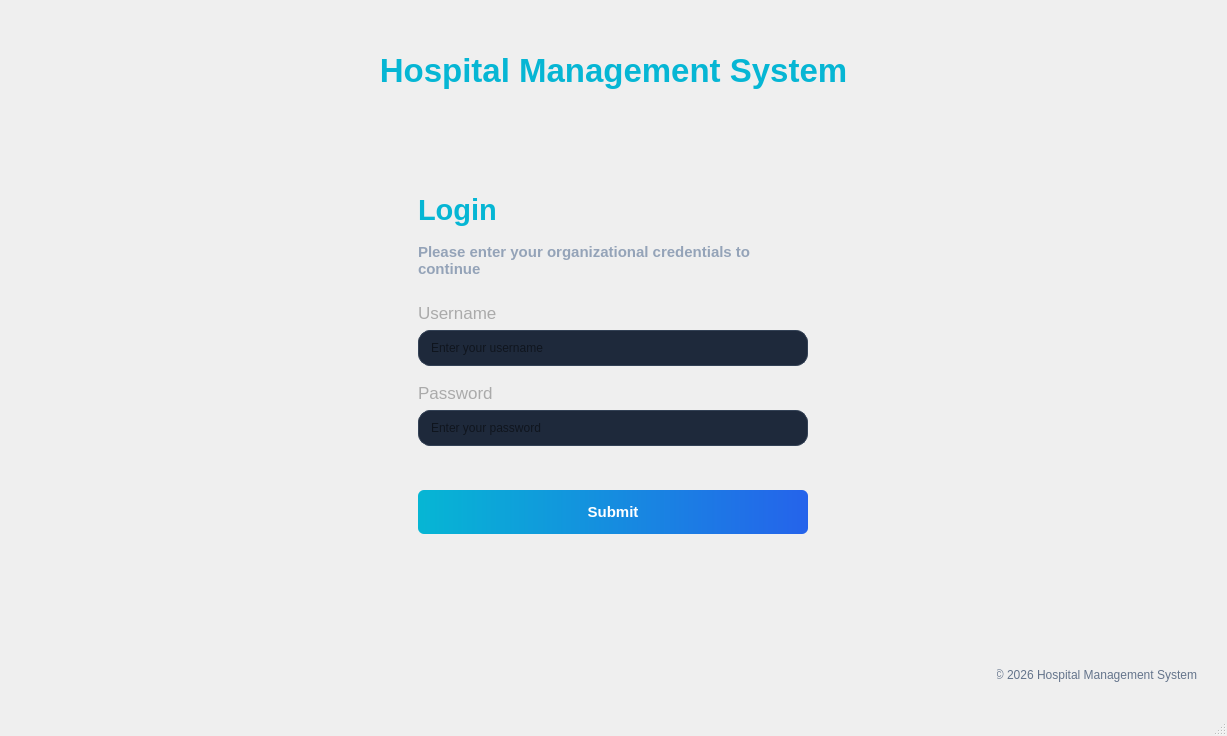
Qt form LoginWindow.ui (pvz2nghiaaa/HospitalManagement) before a commit.
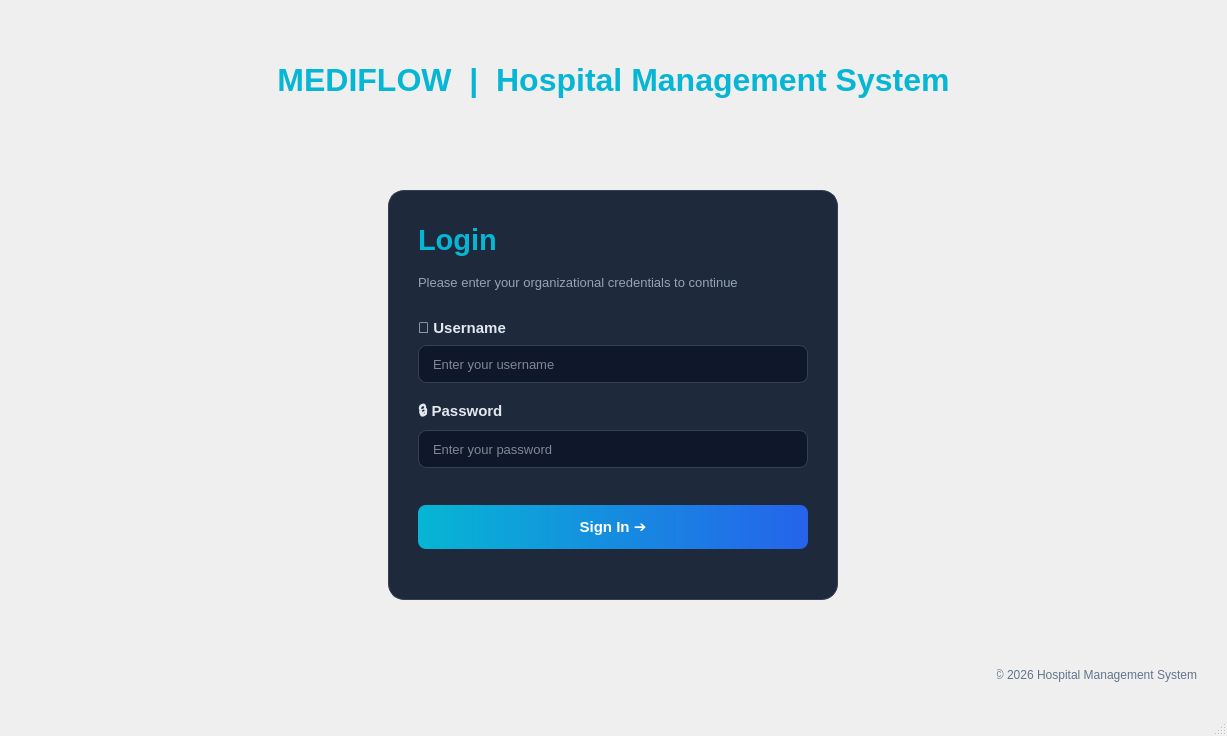
The same form after that commit. Icons and pictures are not drawn.

Commit message: add Logo, icons to login UI

Diff of the .ui file:
```diff
--- a/LoginWindow.ui
+++ b/LoginWindow.ui
@@ -29,7 +29,7 @@
     <property name="geometry">
      <rect>
       <x>0</x>
-      <y>40</y>
+      <y>50</y>
       <width>1227</width>
       <height>60</height>
      </rect>
@@ -37,7 +37,7 @@
     <property name="font">
      <font>
       <family>Segoe UI</family>
-      <pointsize>25</pointsize>
+      <pointsize>24</pointsize>
       <bold>true</bold>
      </font>
     </property>
@@ -51,7 +51,7 @@
      <number>0</number>
     </property>
     <property name="text">
-     <string>Hospital Management System</string>
+     <string>MEDIFLOW  |  Hospital Management System</string>
     </property>
     <property name="scaledContents">
      <bool>false</bool>
@@ -64,16 +64,20 @@
     <property name="geometry">
      <rect>
       <x>388</x>
-      <y>160</y>
+      <y>190</y>
       <width>450</width>
-      <height>440</height>
+      <height>410</height>
      </rect>
     </property>
     <property name="styleSheet">
-     <string notr="true">background: transparent;</string>
+     <string notr="true">QFrame#loginCard {
+    background-color: rgb(30, 41, 59);
+    border: 1px solid rgb(51, 65, 85);
+    border-radius: 16px;
+}</string>
     </property>
     <property name="frameShape">
-     <enum>QFrame::Shape::NoFrame</enum>
+     <enum>QFrame::Shape::StyledPanel</enum>
     </property>
     <widget class="QLabel" name="lblLogin">
      <property name="geometry">
@@ -112,16 +116,16 @@
      <property name="geometry">
       <rect>
        <x>30</x>
-       <y>80</y>
+       <y>75</y>
        <width>390</width>
-       <height>40</height>
+       <height>35</height>
       </rect>
      </property>
      <property name="font">
       <font>
        <family>Segoe UI</family>
-       <pointsize>11</pointsize>
-       <bold>true</bold>
+       <pointsize>10</pointsize>
+       <bold>false</bold>
        <underline>false</underline>
       </font>
      </property>
@@ -148,7 +152,7 @@
      <property name="geometry">
       <rect>
        <x>30</x>
-       <y>140</y>
+       <y>125</y>
        <width>390</width>
        <height>25</height>
       </rect>
@@ -156,13 +160,13 @@
      <property name="font">
       <font>
        <family>Segoe UI</family>
-       <pointsize>13</pointsize>
-       <bold>false</bold>
+       <pointsize>11</pointsize>
+       <bold>true</bold>
        <underline>false</underline>
       </font>
      </property>
      <property name="styleSheet">
-      <string notr="true">color: rgb(170, 170, 170);</string>
+      <string notr="true">color: rgb(226, 232, 240);</string>
      </property>
      <property name="lineWidth">
       <number>1</number>
@@ -171,7 +175,7 @@
       <number>0</number>
      </property>
      <property name="text">
-      <string>Username</string>
+      <string>👤 Username</string>
      </property>
      <property name="scaledContents">
       <bool>false</bool>
@@ -181,17 +185,19 @@
      <property name="geometry">
       <rect>
        <x>30</x>
-       <y>170</y>
+       <y>155</y>
        <width>390</width>
-       <height>36</height>
+       <height>38</height>
       </rect>
      </property>
      <property name="styleSheet">
-      <string notr="true">QLineEdit{
-    background-color: rgb(30, 41, 59);
+      <string notr="true">QLineEdit {
+    background-color: rgb(15, 23, 42);
     border: 1px solid rgb(51, 65, 85);
-    border-radius: 12px;
-    padding: 5px 10px;
+    border-radius: 8px;
+    color: rgb(241, 245, 249);
+    padding: 5px 12px;
+    font-size: 13px;
 }
 QLineEdit:hover {
     border: 1px solid rgb(6, 182, 212); 
@@ -208,7 +214,7 @@
      <property name="geometry">
       <rect>
        <x>30</x>
-       <y>220</y>
+       <y>210</y>
        <width>390</width>
        <height>25</height>
       </rect>
@@ -216,13 +222,13 @@
      <property name="font">
       <font>
        <family>Segoe UI</family>
-       <pointsize>13</pointsize>
-       <bold>false</bold>
+       <pointsize>11</pointsize>
+       <bold>true</bold>
        <underline>false</underline>
       </font>
      </property>
      <property name="styleSheet">
-      <string notr="true">color: rgb(170, 170, 170);</string>
+      <string notr="true">color: rgb(226, 232, 240);</string>
      </property>
      <property name="lineWidth">
       <number>1</number>
@@ -231,7 +237,7 @@
       <number>0</number>
      </property>
      <property name="text">
-      <string>Password</string>
+      <string>🔒 Password</string>
      </property>
      <property name="scaledContents">
       <bool>false</bool>
@@ -241,23 +247,19 @@
      <property name="geometry">
       <rect>
        <x>30</x>
-       <y>250</y>
+       <y>240</y>
        <width>390</width>
-       <height>36</height>
+       <height>38</height>
       </rect>
      </property>
      <property name="styleSheet">
-      <string notr="true">QLineEdit{
-    background-color: rgb(30, 41, 59);
+      <string notr="true">QLineEdit {
+    background-color: rgb(15, 23, 42);
     border: 1px solid rgb(51, 65, 85);
-    border-radius: 12px;
-    padding: 5px 10px;
-}
-QLineEdit{
-    background-color: rgb(30, 41, 59);
-    border: 1px solid rgb(51, 65, 85);
-    border-radius: 12px;
-    padding: 5px 10px;
+    border-radius: 8px;
+    color: rgb(241, 245, 249);
+    padding: 5px 12px;
+    font-size: 13px;
 }
 QLineEdit:hover {
     border: 1px solid rgb(6, 182, 212); 
@@ -277,7 +279,7 @@
      <property name="geometry">
       <rect>
        <x>30</x>
-       <y>330</y>
+       <y>315</y>
        <width>390</width>
        <height>44</height>
       </rect>
@@ -294,7 +296,7 @@
     color: white;
     font-weight: bold;
     border: none;
-    border-radius: 6px;
+    border-radius: 8px;
     padding: 10px;
     font-size: 15px;
 }
@@ -306,7 +308,7 @@
 }</string>
      </property>
      <property name="text">
-      <string>Submit</string>
+      <string>Sign In ➔</string>
      </property>
     </widget>
    </widget>
@@ -329,6 +331,22 @@
      <set>Qt::AlignmentFlag::AlignRight|Qt::AlignmentFlag::AlignTrailing|Qt::AlignmentFlag::AlignVCenter</set>
     </property>
    </widget>
+   <widget class="QLabel" name="label">
+    <property name="geometry">
+     <rect>
+      <x>30</x>
+      <y>-30</y>
+      <width>261</width>
+      <height>271</height>
+     </rect>
+    </property>
+    <property name="styleSheet">
+     <string notr="true">image: url(:/Logo.png);</string>
+    </property>
+    <property name="text">
+     <string/>
+    </property>
+   </widget>
   </widget>
   <widget class="QMenuBar" name="menubar">
    <property name="geometry">
```
Left out of the diff: 6 changed lines with no effect on the pictures. The commit also changes 3 other files.
